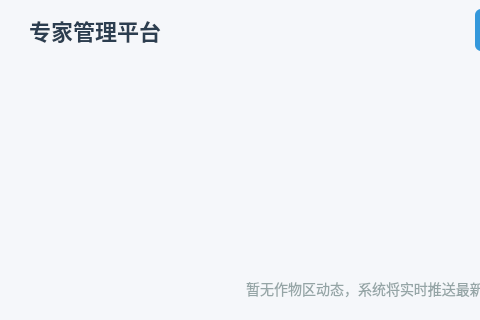
Above: expertwindow.ui from wangyl6636/SmartAgriculture before the change; both pictures show x 0 to 480 and y 0 to 320 of the 800 by 600 pixel window. Below: the same form after it.
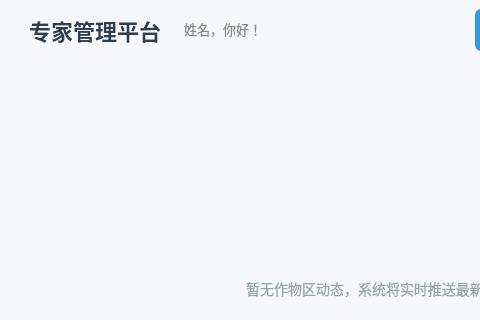
That is the form after the change.

The edit to the form file:
```diff
--- a/expertwindow.ui
+++ b/expertwindow.ui
@@ -49,6 +49,19 @@
         </property>
        </widget>
       </item>
+      <item>
+       <widget class="QLabel" name="subtitleLabel">
+        <property name="styleSheet">
+         <string>font-size: 13px; color: #888; margin-bottom: 2px;</string>
+        </property>
+        <property name="text">
+         <string>姓名，你好！</string>
+        </property>
+        <property name="alignment">
+         <set>Qt::AlignLeft|Qt::AlignVCenter</set>
+        </property>
+       </widget>
+      </item>
       <item>
        <spacer name="horizontalSpacer">
         <property name="orientation">
```
